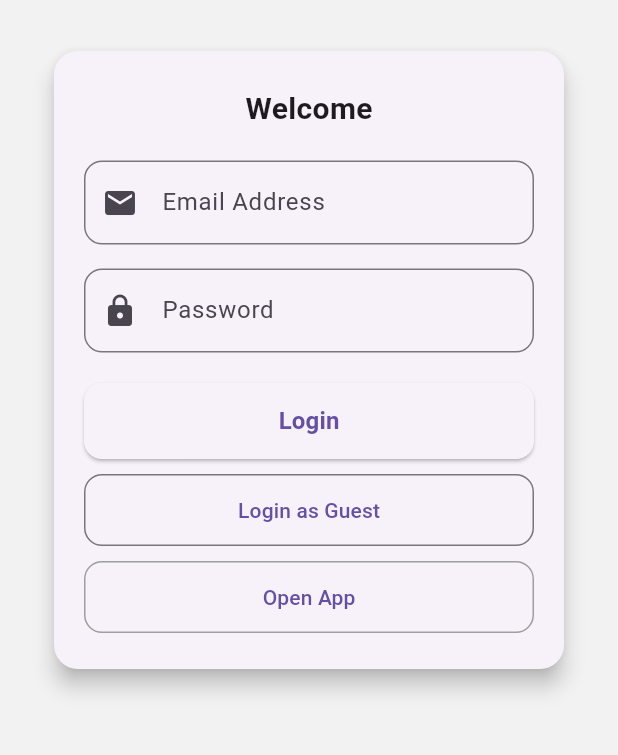
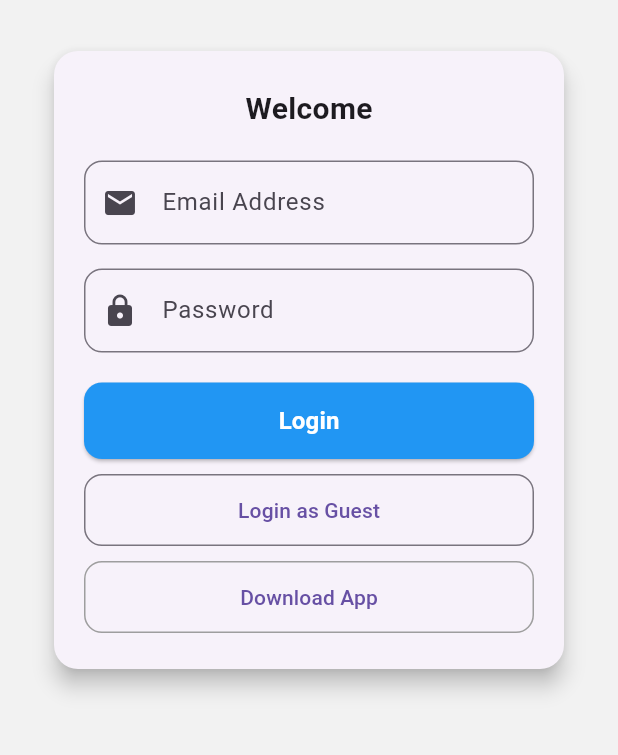
Before and after one commit to Chawezi-Nzima/dinetrack, a Flutter app: the screen it shows after launch, on a phone screen of 412 x 824 dp, the part 402-1157 px from its top. Run offline on Flutter 3.47's test engine with Material 3 defaults, Android fonts, the light colour scheme and no system bars; our stand-ins replace cloud_firestore, firebase_auth, firebase_core; accounts and stored records are empty.

Commit message:
initial commit

```diff
--- a/lib/login_page.dart
+++ b/lib/login_page.dart
@@ -132,6 +132,7 @@ class _LoginPageState extends State<LoginPage> {
                         child: ElevatedButton(
                           onPressed: _busy ? null : _loginWithEmailPassword,
                           style: ElevatedButton.styleFrom(
+                            backgroundColor: Colors.blue,
                             padding: const EdgeInsets.symmetric(vertical: 14),
                             shape: RoundedRectangleBorder(
                               borderRadius: BorderRadius.circular(12),
@@ -144,7 +145,9 @@ class _LoginPageState extends State<LoginPage> {
                             "Login",
                             style: TextStyle(
                                 fontSize: 16,
-                                fontWeight: FontWeight.bold),
+                                fontWeight: FontWeight.bold,
+                                color: Colors.white
+                            ),
                           ),
                         ),
                       ),
@@ -181,7 +184,7 @@ class _LoginPageState extends State<LoginPage> {
                               borderRadius: BorderRadius.circular(12),
                             ),
                           ),
-                          child: const Text("Open App"),
+                          child: const Text("Download App"),
                         ),
                       ),
 
```
